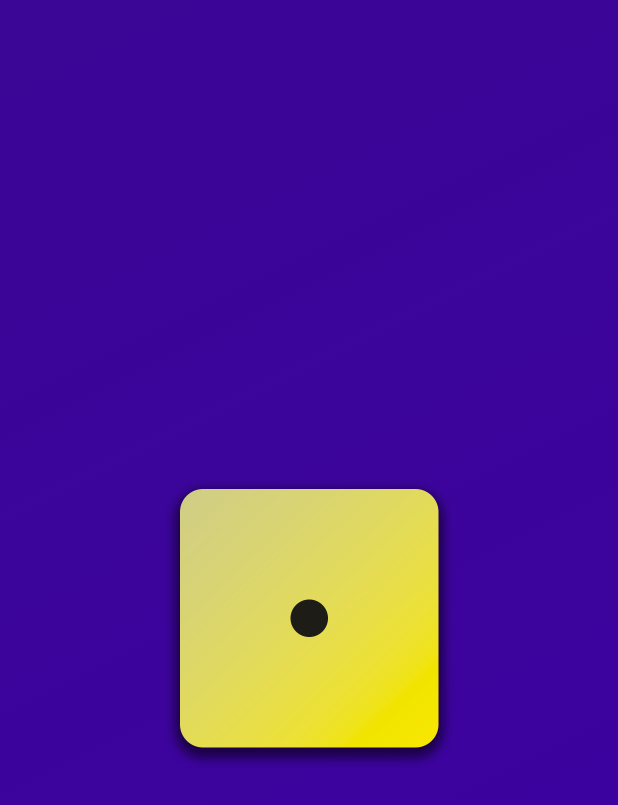
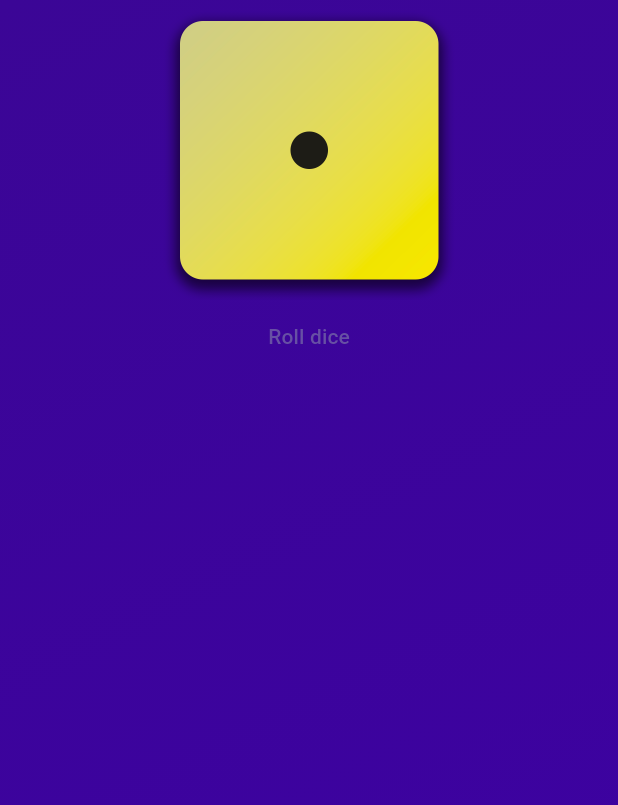
Before and after one commit to kotokotodonabe/flutter-first-app, a Flutter app: the screen it shows after launch, on a phone screen of 412 x 824 dp. Shown: the top 805 px of the screen. Run offline on Flutter 3.47's test engine with Material 3 defaults, Android fonts, the phone set to English and light mode, and no system bars.

Commit message:
feature：サイコロ振るボタンを追加

```diff
--- a/lib/gradient_container.dart
+++ b/lib/gradient_container.dart
@@ -23,9 +23,17 @@ class GradientContainer extends StatelessWidget {
         ),
       ),
       child: Center(
-        child: Image.asset(
-          'assets/images/dice-1.png',
-          width: 200,
+        child: Column(
+          children: [
+            Image.asset(
+              'assets/images/dice-1.png',
+              width: 200,
+            ),
+            TextButton(
+              onPressed: () {},
+              child: const Text('Roll dice'),
+            ),
+          ],
         ),
       ),
     );
```
